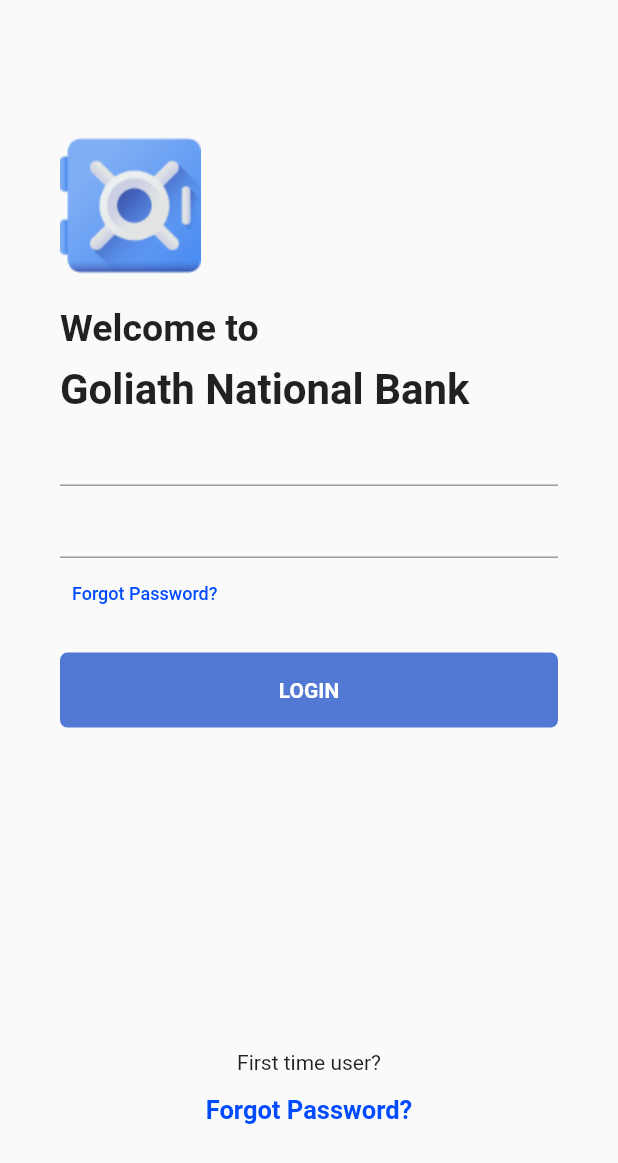
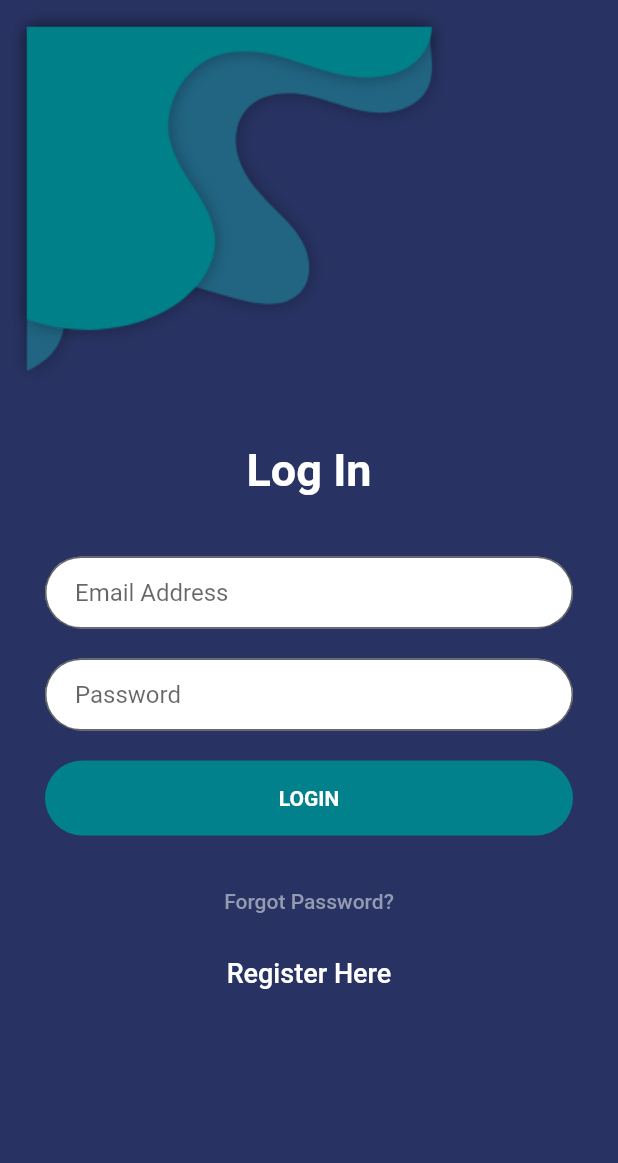
Before and after one commit to BashirYesufu/Flutter-Login-Screens, a Flutter app: the screen it shows after launch, on a phone screen of 412 x 824 dp. Shown: the top 1163 px of the screen. Run offline on Flutter 3.47's test engine with Material 2 defaults, Android fonts, the phone set to English and light mode, and no system bars.

Commit message:
Added a screen for something funky

```diff
--- a/kobo_login_screens/lib/main.dart
+++ b/kobo_login_screens/lib/main.dart
@@ -2,6 +2,7 @@ import 'package:flutter/material.dart';
 import 'package:kobo_login_screens/screens/easy_peasy.dart';
 import 'package:kobo_login_screens/screens/goliath_bank.dart';
 import 'package:kobo_login_screens/screens/laughing_emoji.dart';
+import 'package:kobo_login_screens/screens/something_funky.dart';
 import 'package:kobo_login_screens/screens/twitch.dart';
 import 'package:kobo_login_screens/screens/voluntary_login.dart';
 
@@ -15,13 +16,14 @@ class MyApp extends StatelessWidget {
   Widget build(BuildContext context) {
     return MaterialApp(
       debugShowCheckedModeBanner: false,
-      initialRoute: GoliathBank.id,
+      initialRoute: SomethingFunky.id,
       routes: {
         EasyPeasy.id: (context) => EasyPeasy(),
         Twitch.id: (context) => Twitch(),
         LaughingEmoji.id: (context) => LaughingEmoji(),
         VoluntaryLogin.id: (context) => VoluntaryLogin(),
         GoliathBank.id: (context) => GoliathBank(),
+        SomethingFunky.id: (context) => SomethingFunky(),
       },
     );
   }
--- /dev/null
+++ b/kobo_login_screens/lib/screens/something_funky.dart
@@ -0,0 +1,125 @@
+import 'package:flutter/material.dart';
+
+class SomethingFunky extends StatefulWidget {
+  static const String id = 'something_funky';
+  const SomethingFunky({Key? key}) : super(key: key);
+
+  @override
+  _SomethingFunkyState createState() => _SomethingFunkyState();
+}
+
+class _SomethingFunkyState extends State<SomethingFunky> {
+  @override
+  Widget build(BuildContext context) {
+    return Scaffold(
+      backgroundColor: Color(0xFF283363),
+      body: Column(
+        crossAxisAlignment: CrossAxisAlignment.start,
+        children: [
+          Stack(
+            alignment: AlignmentDirectional.topStart,
+            children: [
+              Image.asset('images/stack_item2.png'),
+              Image.asset('images/stack_item1.png'),
+            ],
+          ),
+
+          Container(
+            padding: EdgeInsets.all(30.0),
+            child: Column(
+              mainAxisAlignment: MainAxisAlignment.center,
+              crossAxisAlignment: CrossAxisAlignment.center,
+              children: [
+                Text(
+                    'Log In',
+                  style: TextStyle(
+                    fontWeight: FontWeight.bold,
+                    fontSize: 30.0,
+                    color: Colors.white,
+                  ),
+                ),
+
+                SizedBox(height: 40.0,),
+
+                TextField(
+                  decoration: InputDecoration(
+                    hintText: 'Email Address',
+                    filled: true,
+                    fillColor: Colors.white,
+                    contentPadding: EdgeInsets.symmetric(vertical: 10.0, horizontal: 20.0),
+                    border: OutlineInputBorder(
+                      borderRadius: BorderRadius.all(Radius.circular(32.0)),
+                    ),
+                    focusedBorder: OutlineInputBorder(
+                      borderSide: BorderSide(color: Colors.white, width: 2.0),
+                      borderRadius: BorderRadius.all(Radius.circular(32.0)),
+                    ),
+                  ),
+                ),
+
+                SizedBox(height: 20.0,),
+
+                TextField(
+                  decoration: InputDecoration(
+                    hintText: 'Password',
+                    filled: true,
+                    fillColor: Colors.white,
+                    contentPadding: EdgeInsets.symmetric(vertical: 10.0, horizontal: 20.0),
+                    border: OutlineInputBorder(
+                      borderRadius: BorderRadius.all(Radius.circular(32.0)),
+                    ),
+                    focusedBorder: OutlineInputBorder(
+                      borderSide: BorderSide(color: Colors.white, width: 2.0),
+                      borderRadius: BorderRadius.all(Radius.circular(32.0)),
+                    ),
+                  ),
+                ),
+
+                Padding(
+                  padding: const EdgeInsets.symmetric(vertical: 20.0),
+                  child: Material(
+                    color: Color(0xFF00818B),
+                    borderRadius: BorderRadius.circular(30.0),
+                    child: MaterialButton(
+                      onPressed: () {},
+                      minWidth: double.infinity,
+                      height: 50.0,
+                      child: Text(
+                        'LOGIN',
+                        style: TextStyle(
+                          color: Colors.white,
+                          fontWeight: FontWeight.bold,
+                        ),
+                      ),
+                    ),
+                  ),
+                ),
+
+                TextButton(
+                  onPressed: () {},
+                  child: Text(
+                    'Forgot Password?',
+                    style: TextStyle(
+                      color: Color(0xFF949AB2)
+                    ),
+                  ),
+                ),
+
+                TextButton(
+                  onPressed: () {},
+                  child: Text(
+                    'Register Here',
+                    style: TextStyle(
+                      fontSize: 18.0,
+                      color: Colors.white,
+                    ),
+                  ),
+                ),
+              ],
+            ),
+          )
+        ],
+      ),
+    );
+  }
+}
```
Also changed, not shown: kobo_login_screens/images/stack_item1.png (added), kobo_login_screens/images/stack_item2.png (added).
